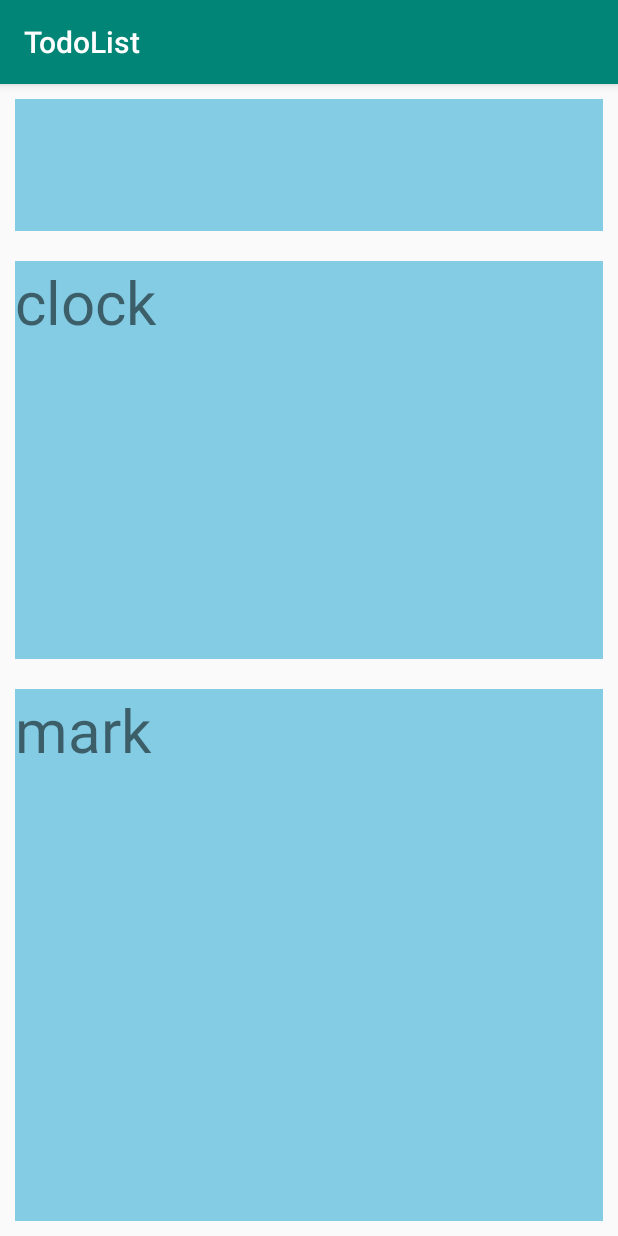
After one commit to wbrainman/Android, an Android app: the TodoDetailActivity screen opened directly, with no data from a screen before it, on a phone screen of 412 x 824 dp. The commit adds this screen. Run offline under Robolectric (Android 15) with nearby library versions, the phone set to English and light mode, and no system bars.

```diff
--- a/app/src/main/AndroidManifest.xml
+++ b/app/src/main/AndroidManifest.xml
@@ -20,6 +20,9 @@
             android:name=".TodoActivity"
             android:launchMode="singleTask"
         />
+        <activity android:name=".TodoDetailActivity"
+            android:launchMode="singleTask"
+        />
     </application>
 
 </manifest>
--- a/app/src/main/java/com/example/bo/todolist/DividerItemDecoration.java
+++ b/app/src/main/java/com/example/bo/todolist/DividerItemDecoration.java
@@ -42,7 +42,7 @@ public class DividerItemDecoration extends RecyclerView.ItemDecoration {
     @Override
     public void onDraw(@NonNull Canvas c, @NonNull RecyclerView parent, @NonNull RecyclerView.State state) {
         if(mOrientation == HORIZONTAL) {
-            Log.d(TAG, "onDraw ");
+            //Log.d(TAG, "onDraw ");
             drawHorizontalLine(c, parent, state);
         }
         else {
@@ -60,7 +60,7 @@ public class DividerItemDecoration extends RecyclerView.ItemDecoration {
             final RecyclerView.LayoutParams params = (RecyclerView.LayoutParams) child.getLayoutParams();
             final int top = child.getBottom() + params.bottomMargin;
             final int bottom = top + mDivider.getIntrinsicHeight();
-            Log.d(TAG, "drawHorizontalLine: top " + top + " bottom " + bottom + "left " + left + "right" + right);
+            //Log.d(TAG, "drawHorizontalLine: top " + top + " bottom " + bottom + "left " + left + "right" + right);
             mDivider.setBounds(left,top,right,bottom);
             mDivider.draw(c);
         }
--- /dev/null
+++ b/app/src/main/java/com/example/bo/todolist/ItemTouchHelperCallback.java
@@ -0,0 +1,4 @@
+package com.example.bo.todolist;
+
+public class ItemTouchHelperCallback {
+}
--- /dev/null
+++ b/app/src/main/java/com/example/bo/todolist/TodoDetailActivity.java
@@ -0,0 +1,22 @@
+package com.example.bo.todolist;
+
+import android.content.Intent;
+import android.support.v7.app.AppCompatActivity;
+import android.os.Bundle;
+import android.util.Log;
+import android.widget.TextView;
+
+public class TodoDetailActivity extends AppCompatActivity {
+    private  static final String TAG = "Todo";
+
+    @Override
+    protected void onCreate(Bundle savedInstanceState) {
+        super.onCreate(savedInstanceState);
+        setContentView(R.layout.activity_todo_detail);
+        Intent intent = getIntent();
+        String data = intent.getStringExtra("extra_data");
+        Log.d(TAG, "TodoDetailActivity onCreate getText : "+ data);
+        TextView textView = (TextView)findViewById(R.id.item_name);
+        textView.setText(data);
+    }
+}
--- /dev/null
+++ b/app/src/main/res/layout/activity_todo_detail.xml
@@ -0,0 +1,47 @@
+<?xml version="1.0" encoding="utf-8"?>
+<LinearLayout
+    xmlns:android="http://schemas.android.com/apk/res/android"
+    xmlns:app="http://schemas.android.com/apk/res-auto"
+    xmlns:tools="http://schemas.android.com/tools"
+    android:layout_width="match_parent"
+    android:layout_height="match_parent"
+    android:orientation="vertical"
+    tools:context=".TodoDetailActivity">
+
+
+    <TextView
+        android:id="@+id/item_name"
+        android:layout_width="match_parent"
+        android:layout_height="0dp"
+        android:layout_weight="1"
+        android:textSize="40sp"
+        android:gravity="left"
+        android:layout_margin="10dp"
+        android:background="#83cce4"
+        />
+
+    <TextView
+        android:id="@+id/item_clock"
+        android:layout_width="match_parent"
+        android:layout_height="0dp"
+        android:layout_weight="3"
+        android:textSize="40sp"
+        android:gravity="left"
+        android:text="clock"
+        android:layout_margin="10dp"
+        android:background="#83cce4"
+        />
+
+    <TextView
+        android:id="@+id/item_mark"
+        android:layout_width="match_parent"
+        android:layout_height="0dp"
+        android:layout_weight="4"
+        android:textSize="40sp"
+        android:gravity="left"
+        android:text="mark"
+        android:layout_margin="10dp"
+        android:background="#83cce4"
+        />
+
+</LinearLayout>
```
Also changed, not shown: app/src/main/java/com/example/bo/todolist/TodoActivity.java (+39 -2 lines), app/src/main/java/com/example/bo/todolist/TodoItemAdapter.java (+29 -10 lines), app/src/main/res/layout/todo_item.xml (+29 -7 lines), app/src/main/res/drawable-xhdpi/a.9.png (deleted), app/src/main/res/drawable-xhdpi/add.png (added), app/src/main/res/drawable-xhdpi/alarm.png (added), app/src/main/res/drawable-xhdpi/b.9.png (deleted), app/src/main/res/drawable-xhdpi/c.9.png (deleted), app/src/main/res/drawable-xhdpi/d.9.png (deleted), app/src/main/res/drawable-xhdpi/e.9.png (deleted), app/src/main/res/drawable-xhdpi/f.9.png (deleted), app/src/main/res/drawable-xhdpi/g.9.png (deleted), app/src/main/res/drawable-xhdpi/h.9.png (deleted).
